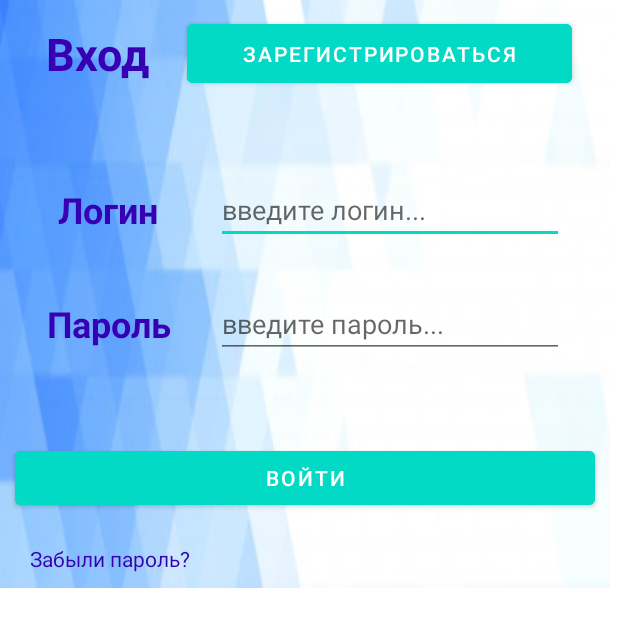
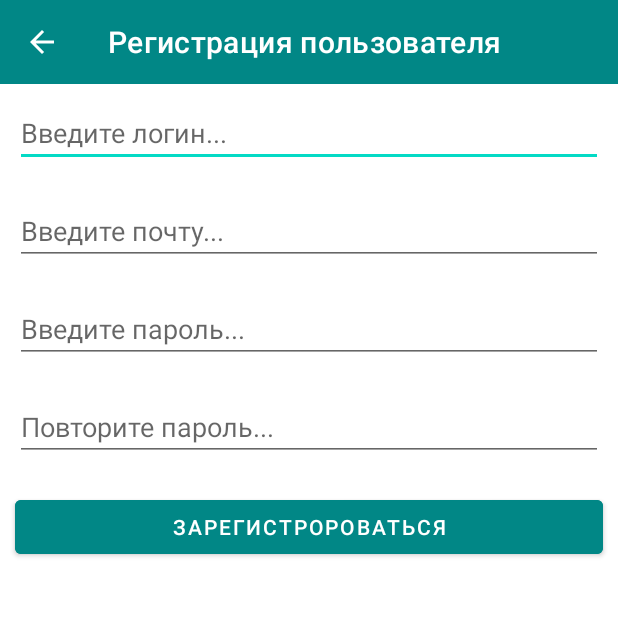
Before and after one commit to cattec/WorkAssistant, an Android app: the LoginActivity screen opened directly, with no data from a screen before it, after a tap on "ЗАРЕГИСТРИРОВАТЬСЯ", on a phone screen of 412 x 824 dp. Shown: the top 627 px of the screen. Run offline under Robolectric (Android 15) with nearby library versions, the phone set to English and light mode, and no system bars; network calls fail; 1 statement that could not run was skipped.

Commit message:
add reg form and user card

```diff
--- a/app/src/main/AndroidManifest.xml
+++ b/app/src/main/AndroidManifest.xml
@@ -5,6 +5,10 @@
     <uses-permission android:name="android.permission.INTERNET"/>
     <uses-permission android:name="android.permission.ACCESS_WIFI_STATE"/>
     <uses-permission android:name="android.permission.ACCESS_NETWORK_STATE" />
+    <uses-permission android:name="android.permission.READ_EXTERNAL_STORAGE"/>
+    <uses-permission android:name="android.permission.ACTION_IMAGE_CAPTURE"/>
+    <uses-permission android:name="android.permission.CAMERA"/>
+
 
     <application
         android:allowBackup="true"
@@ -32,6 +36,8 @@
             </intent-filter>
         </activity>
         <activity android:name=".LoginActivity" />
+        <activity android:name=".RegUserActivity" />
+        <activity android:name=".UserCardActivity" />
         <activity android:name=".HelpActivity" />
         <activity android:name=".SettingsActivity" />
         <activity android:name=".SupportActivity" />
--- a/app/src/main/java/com/example/workassistant/LoginActivity.kt
+++ b/app/src/main/java/com/example/workassistant/LoginActivity.kt
@@ -1,5 +1,6 @@
 package com.example.workassistant
 
+import android.content.Intent
 import android.os.Bundle
 import android.view.View
 import android.widget.EditText
@@ -13,9 +14,8 @@ import java.net.URL
 class LoginActivity : AppCompatActivity() {
 
     var apiCurURL: String = ""
-    //var myLogin: String = "monkey"
-    //var myPassword: String = "123456"
     var myToken: cToken? = null
+    var oldLogin: String = ""
 
     override fun onCreate(savedInstanceState: Bundle?) {
         super.onCreate(savedInstanceState)
@@ -26,6 +26,7 @@ class LoginActivity : AppCompatActivity() {
         val myPassword: String = settings.getString("myPassword", "").toString()
         findViewById<EditText>(R.id.eLogin).setText(myLogin)
         findViewById<EditText>(R.id.ePass).setText(myPassword)
+        oldLogin = myLogin
 
         apiCurURL = intent.extras!!.getString("apiCurURL").toString()
     }
@@ -38,7 +39,10 @@ class LoginActivity : AppCompatActivity() {
             myToken = getNewToken(getSharedPreferences("UserInfo", 0), apiCurURL, myLogin, myPassword)
 
             if(myToken != null) {
-                finish()
+                if (oldLogin == myLogin)
+                    finish()
+                else
+                    System.exit(0)
             }
             else {
                 Toast.makeText(this, "Can't get new Token", Toast.LENGTH_LONG).show()
@@ -52,7 +56,7 @@ class LoginActivity : AppCompatActivity() {
 
     fun pressReg(view: View) {
         try {
-            Toast.makeText(this, "Тут будем регаться", Toast.LENGTH_LONG).show()
+            startActivity(Intent(this, RegUserActivity::class.java).putExtra("apiCurURL", apiCurURL))
         }
         catch (e: Exception)
         {
--- /dev/null
+++ b/app/src/main/java/com/example/workassistant/RegUserActivity.kt
@@ -0,0 +1,76 @@
+package com.example.workassistant
+
+import android.os.Bundle
+import android.view.View
+import android.widget.TextView
+import android.widget.Toast
+import androidx.appcompat.app.AppCompatActivity
+import java.net.URL
+
+class RegUserActivity : AppCompatActivity() {
+
+    var apiCurURL: String = ""
+    val sa_pass: String = "544f336d43472b586d4e63314141484b4b6e764a58673d3d"
+
+    override fun onCreate(savedInstanceState: Bundle?) {
+        super.onCreate(savedInstanceState)
+        setContentView(R.layout.reg_user_screen)
+
+        apiCurURL = intent.extras!!.getString("apiCurURL").toString()
+
+        val toolbar = findViewById<androidx.appcompat.widget.Toolbar>(R.id.toolbar)
+
+        setSupportActionBar(toolbar)
+        supportActionBar!!.setDisplayShowTitleEnabled(true)
+        supportActionBar!!.setTitle("Регистрация пользователя")
+        supportActionBar!!.setDisplayHomeAsUpEnabled(true)
+
+        toolbar.setNavigationOnClickListener(View.OnClickListener {
+            finish();
+        })
+    }
+
+    fun pressTryReg(view: View) {
+        try {
+            val login = findViewById<TextView>(R.id.ptLogin).text.toString()
+            val email = findViewById<TextView>(R.id.ptMail).text.toString()
+            val pass = findViewById<TextView>(R.id.editTextTextPassword).text.toString()
+            val pass2 = findViewById<TextView>(R.id.editTextTextPassword2).text.toString()
+            val info  = findViewById<TextView>(R.id.tvInfo)
+
+            if (login == "") {
+                info.setText("Поле Логин не может быть пустым!")
+            } else
+                if (email == "") {
+                    info.setText("Поле Почты не может быть пустым!")
+                } else
+                    if (pass == "") {
+                        info.setText("Папроль не может быть пустым!")
+                    } else
+                        if (pass != pass2) {
+                            info.setText("Вы ошиблись при повторном вводе пароля! Введите повторный пароль снова.")
+                            findViewById<TextView>(R.id.editTextTextPassword2).setText("")
+                        } else {
+                            val check_result = checkLoginEmail(login, email)
+                            if (check_result.length > 2) {
+                                info.setText(check_result)
+                                findViewById<TextView>(R.id.editTextTextPassword2).setText("")
+                            } else {
+                                val result = URL(apiCurURL + "/users/createNewLogin/?sa_pass=" + sa_pass +"&flogin=" + login + "&femail=" + email + "&fpassword=" + pass).getText_noToken()
+                                Toast.makeText(this, "Новый логин создан!", Toast.LENGTH_LONG).show()
+                                finish()
+                            }
+                        }
+
+        }
+        catch (e: Exception)
+        {
+            Toast.makeText(this, e.toString(), Toast.LENGTH_LONG).show()
+        }
+    }
+
+    fun checkLoginEmail(newLogin: String, newEmail: String): String {
+        return URL(apiCurURL + "/users/checkLoginEmail/?sa_pass=" + sa_pass +"&flogin=" + newLogin + "&femail=" + newEmail).getText_noToken()
+    }
+
+}
--- /dev/null
+++ b/app/src/main/res/layout/reg_user_screen.xml
@@ -0,0 +1,99 @@
+<?xml version="1.0" encoding="utf-8"?>
+<androidx.constraintlayout.widget.ConstraintLayout
+    xmlns:android="http://schemas.android.com/apk/res/android"
+    xmlns:app="http://schemas.android.com/apk/res-auto"
+    xmlns:tools="http://schemas.android.com/tools"
+    android:layout_width="match_parent"
+    android:layout_height="match_parent">
+
+    <LinearLayout
+        android:layout_width="match_parent"
+        android:layout_height="match_parent"
+        android:orientation="vertical">
+
+        <androidx.appcompat.widget.Toolbar
+            android:id="@+id/toolbar"
+            android:layout_width="match_parent"
+            android:layout_height="wrap_content"
+            android:background="@color/teal_700"
+            android:minHeight="?attr/actionBarSize"
+            android:theme="?attr/actionBarTheme" />
+
+        <EditText
+            android:id="@+id/ptLogin"
+            android:layout_width="match_parent"
+            android:layout_height="wrap_content"
+            android:layout_marginLeft="10dp"
+            android:layout_marginTop="10dp"
+            android:layout_marginRight="10dp"
+            android:layout_marginBottom="10dp"
+            android:autofillHints=""
+            android:ems="10"
+            android:hint="@string/ptNameHint"
+            android:inputType="textPersonName" />
+
+        <EditText
+            android:id="@+id/ptMail"
+            android:layout_width="match_parent"
+            android:layout_height="wrap_content"
+            android:layout_marginLeft="10dp"
+            android:layout_marginTop="10dp"
+            android:layout_marginRight="10dp"
+            android:layout_marginBottom="10dp"
+            android:autofillHints=""
+            android:ems="10"
+            android:hint="@string/ptMailHint"
+            android:inputType="textPersonName" />
+
+        <EditText
+            android:id="@+id/editTextTextPassword"
+            android:layout_width="match_parent"
+            android:layout_height="wrap_content"
+            android:layout_marginLeft="10dp"
+            android:layout_marginTop="10dp"
+            android:layout_marginRight="10dp"
+            android:layout_marginBottom="10dp"
+            android:autofillHints=""
+            android:ems="10"
+            android:hint="@string/ettPass"
+            android:inputType="textPassword" />
+
+        <EditText
+            android:id="@+id/editTextTextPassword2"
+            android:layout_width="match_parent"
+            android:layout_height="wrap_content"
+            android:layout_marginLeft="10dp"
+            android:layout_marginTop="10dp"
+            android:layout_marginRight="10dp"
+            android:layout_marginBottom="10dp"
+            android:autofillHints=""
+            android:ems="10"
+            android:hint="@string/ettPass2"
+            android:inputType="textPassword" />
+
+        <Button
+            android:id="@+id/tbTryReg"
+            android:layout_width="match_parent"
+            android:layout_height="wrap_content"
+            android:layout_marginLeft="10dp"
+            android:layout_marginTop="10dp"
+            android:layout_marginRight="10dp"
+            android:layout_marginBottom="10dp"
+            android:backgroundTint="@color/teal_700"
+            android:onClick="pressTryReg"
+            android:text="@string/btnTryRegtxt" />
+
+        <TextView
+            android:id="@+id/tvInfo"
+            android:layout_width="match_parent"
+            android:layout_height="wrap_content"
+            android:layout_marginLeft="20dp"
+            android:layout_marginTop="20dp"
+            android:layout_marginRight="20dp"
+            android:layout_marginBottom="20dp"
+            android:textColor="@color/red"
+            android:textSize="18sp" />
+
+    </LinearLayout>
+
+</androidx.constraintlayout.widget.ConstraintLayout>
--- a/app/src/main/res/values/strings.xml
+++ b/app/src/main/res/values/strings.xml
@@ -44,4 +44,18 @@
     <string name="eLoginHint">введите логин...</string>
     <string name="m_change_user">Сменить пользователя</string>
     <string name="lFoggotPass_text">Забыли пароль?</string>
+    <string name="tvRegHeadTxt">Регистрация пользователя</string>
+    <string name="ptNameHint">Введите логин...</string>
+    <string name="ptMailHint">Введите почту...</string>
+    <string name="ettPass">Введите пароль...</string>
+    <string name="ettPass2">Повторите пароль...</string>
+    <string name="btnTryRegtxt">Зарегистророваться</string>
+    <string name="userCardLoginText">Логин</string>
+    <string name="userCardHeadText">Сохранить настройки?</string>
+    <string name="userCardNameText">Имя</string>
+    <string name="userCardPassText">Пароль</string>
+    <string name="userCardEmailText">Почта</string>
+    <string name="avatarHint">Аватарка</string>
+    <string name="UserCardDescText">Описание</string>
+    <string name="UserCardSavebtnText">OK</string>
 </resources>
```
Also changed, not shown: app/src/main/java/com/example/workassistant/MainActivity.kt (+18 -12 lines), app/src/main/java/com/example/workassistant/UserCardActivity.kt (added, +85 -0 lines), app/src/main/res/layout/activity_main.xml (+14 -2 lines), app/src/main/res/layout/nav_header_main.xml (+7 -5 lines), app/src/main/res/layout/user_card.xml (added, +196 -0 lines).
